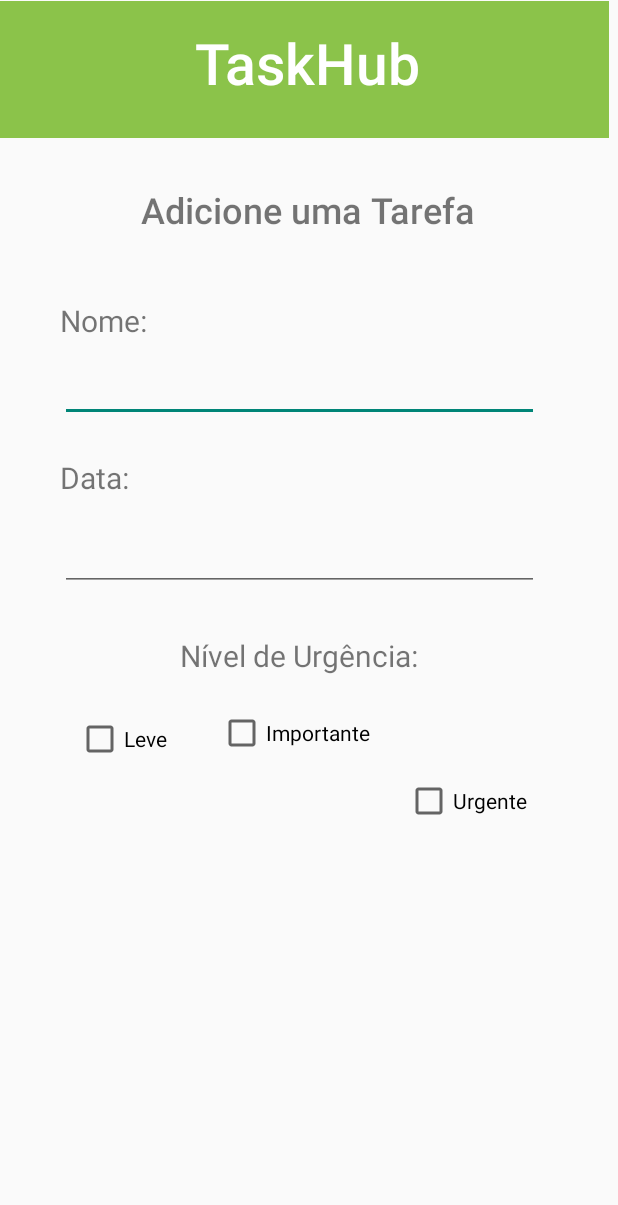
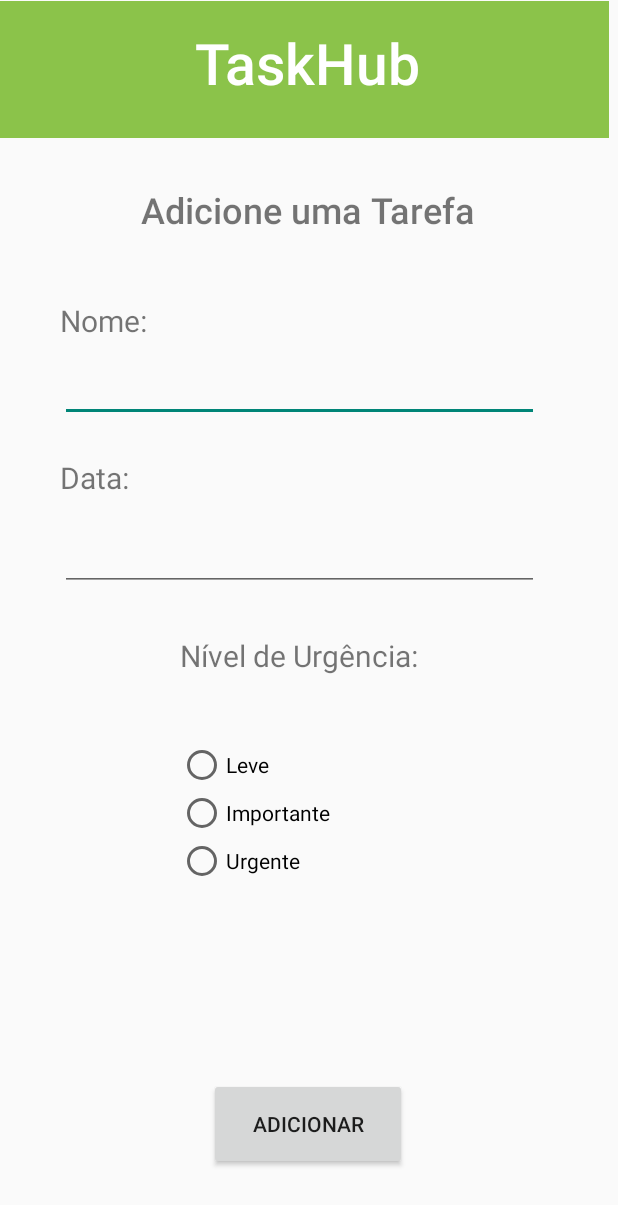
Before and after one commit to dududsantos/disp-moveis-3, an Android app: the TaskCreateActivity screen opened directly, with no data from a screen before it, on a phone screen of 412 x 824 dp. Shown: the top 1205 px of the screen. Run offline under Robolectric (Android 15) with nearby library versions, the phone set to English and light mode, and no system bars.

Commit message:
lógica da segunda activity

```diff
--- a/app/build.gradle.kts
+++ b/app/build.gradle.kts
@@ -4,7 +4,7 @@ plugins {
 
 android {
     namespace = "com.example.disp_moveis_3"
-    compileSdk = 33
+    compileSdk = 34
 
     defaultConfig {
         applicationId = "com.example.disp_moveis_3"
--- a/app/src/main/res/layout/activity_task_create.xml
+++ b/app/src/main/res/layout/activity_task_create.xml
@@ -5,32 +5,6 @@
     android:layout_width="match_parent"
     android:layout_height="match_parent"
     tools:context=".TaskCreateActivity">
-
-    <CheckBox
-        android:id="@+id/checkBox3"
-        android:layout_width="wrap_content"
-        android:layout_height="wrap_content"
-        android:layout_marginTop="77dp"
-        android:layout_marginBottom="228dp"
-        android:text="@string/checkbox3"
-        app:layout_constraintBottom_toBottomOf="parent"
-        app:layout_constraintEnd_toEndOf="parent"
-        app:layout_constraintHorizontal_bias="0.817"
-        app:layout_constraintStart_toStartOf="parent"
-        app:layout_constraintTop_toBottomOf="@+id/editTextDate" />
-
-    <CheckBox
-        android:id="@+id/checkBox2"
-        android:layout_width="wrap_content"
-        android:layout_height="wrap_content"
-        android:layout_marginTop="19dp"
-        android:text="@string/checkbox2"
-        app:layout_constraintBottom_toBottomOf="parent"
-        app:layout_constraintEnd_toStartOf="@+id/checkBox3"
-        app:layout_constraintHorizontal_bias="0.863"
-        app:layout_constraintStart_toStartOf="parent"
-        app:layout_constraintTop_toBottomOf="@+id/ugerncyTask"
-        app:layout_constraintVertical_bias="0.008" />
 
     <View
         android:id="@+id/headerView2"
@@ -65,7 +39,7 @@
         android:fontFamily="sans-serif-medium"
         android:text="@string/createHeaderText"
         android:textSize="24sp"
-        app:layout_constraintBottom_toTopOf="@+id/editTextText"
+        app:layout_constraintBottom_toTopOf="@+id/name"
         app:layout_constraintEnd_toEndOf="parent"
         app:layout_constraintHorizontal_bias="0.497"
         app:layout_constraintStart_toStartOf="parent"
@@ -80,7 +54,7 @@
         android:layout_marginBottom="12dp"
         android:text="@string/taskName"
         android:textSize="20sp"
-        app:layout_constraintBottom_toTopOf="@+id/editTextText"
+        app:layout_constraintBottom_toTopOf="@+id/name"
         app:layout_constraintEnd_toEndOf="parent"
         app:layout_constraintHorizontal_bias="0.113"
         app:layout_constraintStart_toStartOf="parent"
@@ -88,14 +62,14 @@
         app:layout_constraintVertical_bias="0.0" />
 
     <EditText
-        android:id="@+id/editTextText"
+        android:id="@+id/name"
         android:layout_width="319dp"
         android:layout_height="42dp"
         android:layout_marginTop="147dp"
         android:layout_marginBottom="72dp"
         android:ems="10"
         android:inputType="text"
-        app:layout_constraintBottom_toTopOf="@+id/editTextDate"
+        app:layout_constraintBottom_toTopOf="@+id/date"
         app:layout_constraintEnd_toEndOf="parent"
         app:layout_constraintHorizontal_bias="0.434"
         app:layout_constraintStart_toStartOf="parent"
@@ -108,15 +82,15 @@
         android:layout_height="wrap_content"
         android:text="@string/dateTask"
         android:textSize="20sp"
-        app:layout_constraintBottom_toTopOf="@+id/editTextDate"
+        app:layout_constraintBottom_toTopOf="@+id/date"
         app:layout_constraintEnd_toEndOf="parent"
         app:layout_constraintHorizontal_bias="0.109"
         app:layout_constraintStart_toStartOf="parent"
-        app:layout_constraintTop_toBottomOf="@+id/editTextText"
+        app:layout_constraintTop_toBottomOf="@+id/name"
         app:layout_constraintVertical_bias="0.533" />
 
     <EditText
-        android:id="@+id/editTextDate"
+        android:id="@+id/date"
         android:layout_width="319dp"
         android:layout_height="42dp"
         android:layout_marginTop="260dp"
@@ -140,20 +114,48 @@
         app:layout_constraintEnd_toEndOf="parent"
         app:layout_constraintHorizontal_bias="0.473"
         app:layout_constraintStart_toStartOf="parent"
-        app:layout_constraintTop_toBottomOf="@+id/editTextDate"
+        app:layout_constraintTop_toBottomOf="@+id/date"
         app:layout_constraintVertical_bias="0.0" />
 
-    <CheckBox
-        android:id="@+id/checkBox1"
-        android:layout_width="wrap_content"
-        android:layout_height="wrap_content"
-        android:layout_marginTop="62dp"
-        android:text="@string/checkbox1"
+    <Button
+        android:id="@+id/addButton"
+        android:layout_width="132dp"
+        android:layout_height="61dp"
+        android:layout_marginBottom="44dp"
+        android:text="@string/add"
         app:layout_constraintBottom_toBottomOf="parent"
-        app:layout_constraintEnd_toStartOf="@+id/checkBox2"
-        app:layout_constraintHorizontal_bias="0.602"
+        app:layout_constraintEnd_toEndOf="parent"
+        app:layout_constraintHorizontal_bias="0.498"
+        app:layout_constraintStart_toStartOf="parent" />
+
+    <RadioGroup
+        android:id="@+id/options"
+        android:layout_width="171dp"
+        android:layout_height="101dp"
+        app:layout_constraintBottom_toTopOf="@+id/addButton"
+        app:layout_constraintEnd_toEndOf="parent"
+        app:layout_constraintHorizontal_bias="0.494"
         app:layout_constraintStart_toStartOf="parent"
-        app:layout_constraintTop_toBottomOf="@+id/editTextDate"
-        app:layout_constraintVertical_bias="0.061" />
+        app:layout_constraintTop_toBottomOf="@+id/ugerncyTask"
+        app:layout_constraintVertical_bias="0.26">
+
+        <RadioButton
+            android:id="@+id/optionLeve"
+            android:layout_width="match_parent"
+            android:layout_height="wrap_content"
+            android:text="@string/optionLeve" />
+
+        <RadioButton
+            android:id="@+id/optionImportant"
+            android:layout_width="match_parent"
+            android:layout_height="wrap_content"
+            android:text="@string/optionImportant" />
+
+        <RadioButton
+            android:id="@+id/optionUrgent"
+            android:layout_width="match_parent"
+            android:layout_height="wrap_content"
+            android:text="@string/optionUrgent" />
+    </RadioGroup>
 
 </androidx.constraintlayout.widget.ConstraintLayout>
--- a/app/src/main/res/values/strings.xml
+++ b/app/src/main/res/values/strings.xml
@@ -8,8 +8,9 @@
     <string name="taskName"> Nome:</string>
     <string name="dateTask"> Data:</string>
     <string name="ugerncyTask"> Nível de Urgência:</string>
-    <string name="checkbox1">Leve</string>
-    <string name="checkbox2">Importante</string>
-    <string name="checkbox3">Urgente</string>
+    <string name="optionLeve">Leve</string>
+    <string name="optionImportant">Importante</string>
+    <string name="optionUrgent">Urgente</string>
+    <string name="add">ADICIONAR</string>
 
 </resources>
```
Also changed, not shown: app/src/main/java/com/example/disp_moveis_3/Task.java (added, +48 -0 lines), app/src/main/java/com/example/disp_moveis_3/TaskCreateActivity.java (+63 -0 lines).
